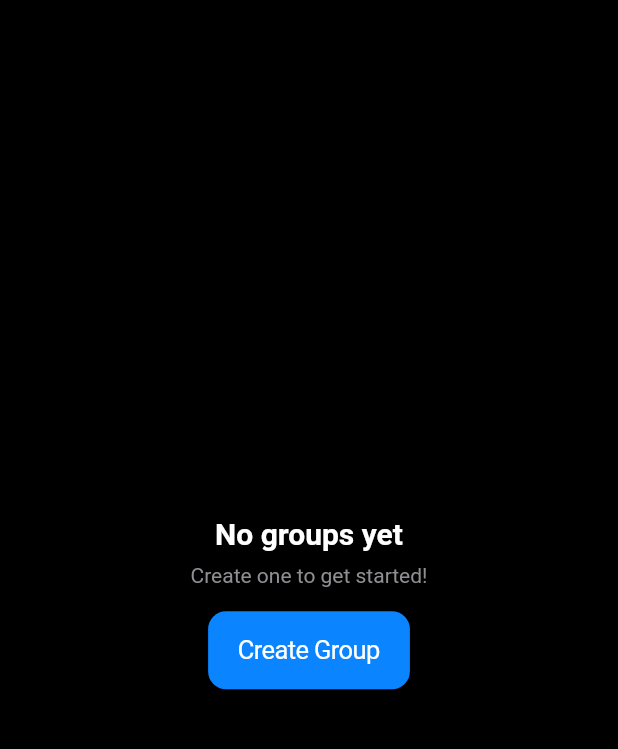
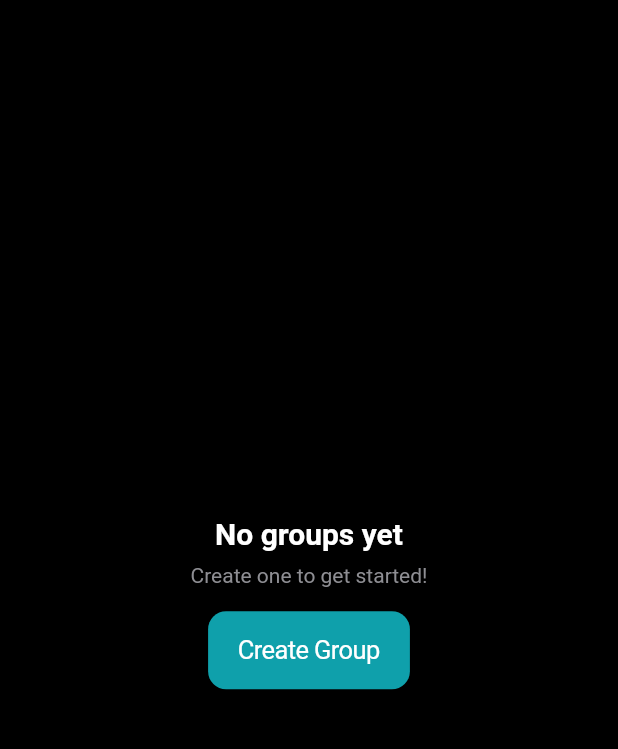
Before and after one commit to RolandoQuintana/send_it, a Flutter app: the screen it shows after launch, on a phone screen of 412 x 824 dp, the part 48-797 px from its top. Run offline on Flutter 3.47's test engine with Material 3 defaults, Android fonts, the phone set to English and light mode, and no system bars; our stand-ins replace flutter_contacts, permission_handler, shared_preferences.

Commit message:
Updates to styling plus icon

```diff
--- a/send_it/lib/main.dart
+++ b/send_it/lib/main.dart
@@ -21,7 +21,7 @@ class SendItApp extends StatelessWidget {
     return CupertinoApp(
       title: 'Sent It',
       theme: const CupertinoThemeData(
-        primaryColor: CupertinoColors.systemBlue,
+        primaryColor: Color(0xFF0fa0ab),
         brightness: Brightness.dark,
         scaffoldBackgroundColor: CupertinoColors.black,
         textTheme: CupertinoTextThemeData(
@@ -29,6 +29,7 @@ class SendItApp extends StatelessWidget {
         ),
       ),
       home: const HomePage(),
+      debugShowCheckedModeBanner: false,
     );
   }
 }
@@ -228,7 +229,7 @@ class _HomePageState extends State<HomePage> {
                           final group = groups[index];
                           return CupertinoListTile(
                             leading: CircleAvatar(
-                              backgroundColor: CupertinoColors.systemBlue,
+                              backgroundColor: const Color(0xFF0fa0ab),
                               child: Text(
                                 group.name[0],
                                 style: const TextStyle(color: CupertinoColors.white),
@@ -251,7 +252,7 @@ class _HomePageState extends State<HomePage> {
                     width: 60,
                     height: 60,
                     decoration: BoxDecoration(
-                      color: CupertinoColors.systemBlue,
+                      color: const Color(0xFF0fa0ab),
                       shape: BoxShape.circle,
                       boxShadow: [
                         BoxShadow(
--- a/send_it/lib/screens/create_group_screen.dart
+++ b/send_it/lib/screens/create_group_screen.dart
@@ -123,7 +123,7 @@ class _CreateGroupScreenState extends State<CreateGroupScreen> {
                   final isSelected = selectedContacts.contains(contact);
                   return CupertinoListTile(
                     leading: CircleAvatar(
-                      backgroundColor: CupertinoColors.systemBlue,
+                      backgroundColor: const Color(0xFF0fa0ab),
                       child: Text(
                         contact.displayName[0],
                         style: const TextStyle(color: CupertinoColors.white),
--- a/send_it/lib/screens/edit_group_screen.dart
+++ b/send_it/lib/screens/edit_group_screen.dart
@@ -133,7 +133,7 @@ class _EditGroupScreenState extends State<EditGroupScreen> {
                   final isSelected = selectedContacts.contains(contact);
                   return CupertinoListTile(
                     leading: CircleAvatar(
-                      backgroundColor: CupertinoColors.systemBlue,
+                      backgroundColor: const Color(0xFF0fa0ab),
                       child: Text(
                         contact.displayName[0],
                         style: const TextStyle(color: CupertinoColors.white),
--- a/send_it/lib/screens/group_message_screen.dart
+++ b/send_it/lib/screens/group_message_screen.dart
@@ -221,7 +221,7 @@ class _GroupMessageScreenState extends State<GroupMessageScreen> {
                   final isSelected = selectedContacts.contains(contact);
                   return CupertinoListTile(
                     leading: CircleAvatar(
-                      backgroundColor: CupertinoColors.systemBlue,
+                      backgroundColor: const Color(0xFF0fa0ab),
                       child: Text(
                         contact.displayName[0],
                         style: const TextStyle(color: CupertinoColors.white),
```
Also changed, not shown: send_it/pubspec.yaml (+7 -1 lines), send_it/pubspec.lock, 17 other files.
